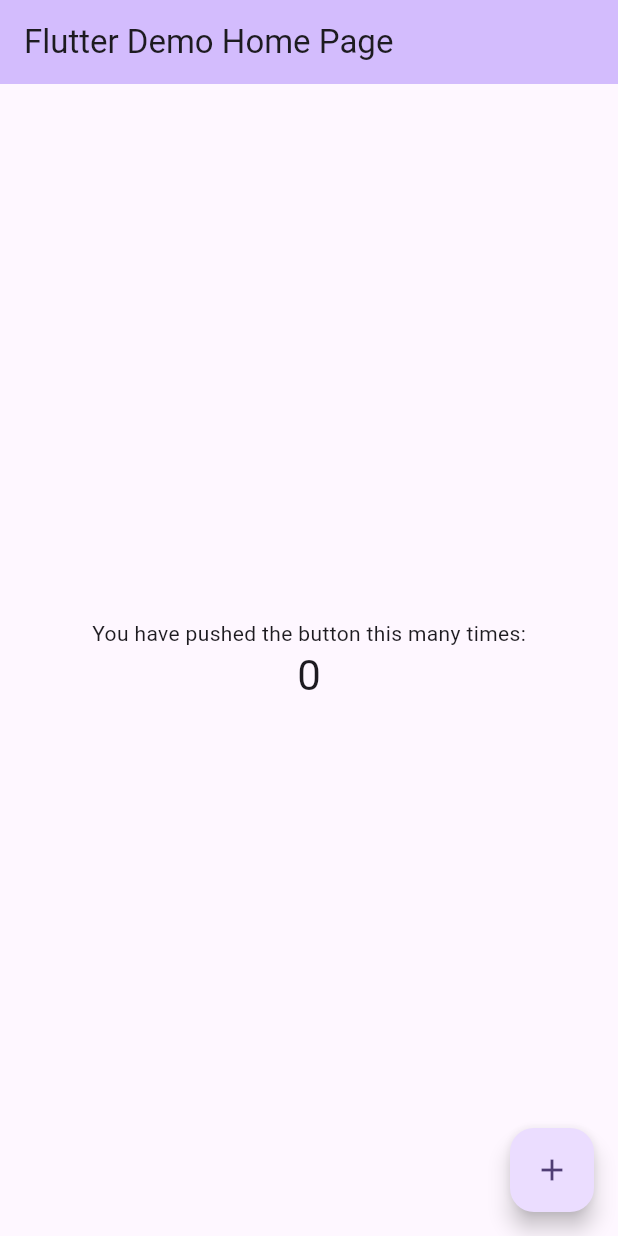
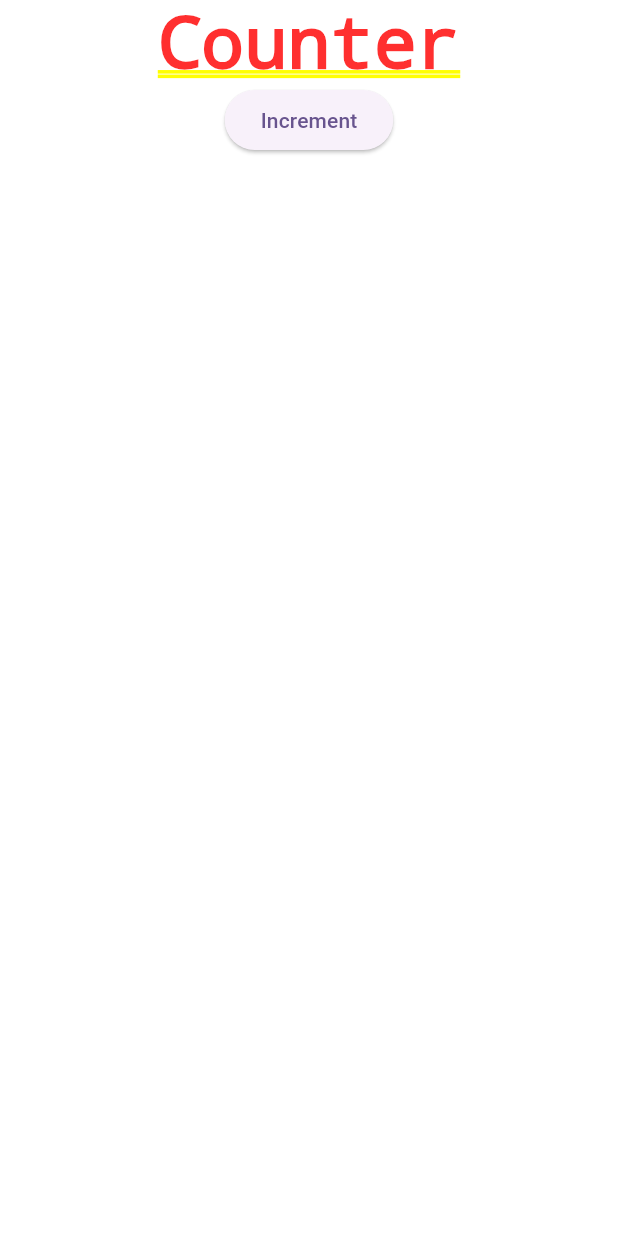
Before and after one commit to jenn-jk/counter, a Flutter app: the screen it shows after launch, on a phone screen of 412 x 824 dp. Run offline on Flutter 3.47's test engine with Material 3 defaults, Android fonts, the phone set to English and light mode, and no system bars.

Commit message:
created home page

```diff
--- a/lib/main.dart
+++ b/lib/main.dart
@@ -1,4 +1,5 @@
 import 'package:flutter/material.dart';
+import 'package:provider/provider.dart';
 
 void main() {
   runApp(const MyApp());
@@ -11,112 +12,30 @@ class MyApp extends StatelessWidget {
   @override
   Widget build(BuildContext context) {
     return MaterialApp(
-      title: 'Flutter Demo',
+      title: 'Counter App',
       theme: ThemeData(
-        // This is the theme of your application.
-        //
-        // TRY THIS: Try running your application with "flutter run". You'll see
-        // the application has a purple toolbar. Then, without quitting the app,
-        // try changing the seedColor in the colorScheme below to Colors.green
-        // and then invoke "hot reload" (save your changes or press the "hot
-        // reload" button in a Flutter-supported IDE, or press "r" if you used
-        // the command line to start the app).
-        //
-        // Notice that the counter didn't reset back to zero; the application
-        // state is not lost during the reload. To reset the state, use hot
-        // restart instead.
-        //
-        // This works for code too, not just values: Most code changes can be
-        // tested with just a hot reload.
         colorScheme: ColorScheme.fromSeed(seedColor: Colors.deepPurple),
       ),
-      home: const MyHomePage(title: 'Flutter Demo Home Page'),
+      home: CounterApp(),
     );
   }
 }
 
-class MyHomePage extends StatefulWidget {
-  const MyHomePage({super.key, required this.title});
-
-  // This widget is the home page of your application. It is stateful, meaning
-  // that it has a State object (defined below) that contains fields that affect
-  // how it looks.
-
-  // This class is the configuration for the state. It holds the values (in this
-  // case the title) provided by the parent (in this case the App widget) and
-  // used by the build method of the State. Fields in a Widget subclass are
-  // always marked "final".
-
-  final String title;
+class CounterApp extends StatefulWidget {
+  const CounterApp({super.key});
 
   @override
-  State<MyHomePage> createState() => _MyHomePageState();
+  State<CounterApp> createState() => _CounterAppState();
 }
 
-class _MyHomePageState extends State<MyHomePage> {
-  int _counter = 0;
-
-  void _incrementCounter() {
-    setState(() {
-      // This call to setState tells the Flutter framework that something has
-      // changed in this State, which causes it to rerun the build method below
-      // so that the display can reflect the updated values. If we changed
-      // _counter without calling setState(), then the build method would not be
-      // called again, and so nothing would appear to happen.
-      _counter++;
-    });
-  }
-
+class _CounterAppState extends State<CounterApp> {
   @override
   Widget build(BuildContext context) {
-    // This method is rerun every time setState is called, for instance as done
-    // by the _incrementCounter method above.
-    //
-    // The Flutter framework has been optimized to make rerunning build methods
-    // fast, so that you can just rebuild anything that needs updating rather
-    // than having to individually change instances of widgets.
-    return Scaffold(
-      appBar: AppBar(
-        // TRY THIS: Try changing the color here to a specific color (to
-        // Colors.amber, perhaps?) and trigger a hot reload to see the AppBar
-        // change color while the other colors stay the same.
-        backgroundColor: Theme.of(context).colorScheme.inversePrimary,
-        // Here we take the value from the MyHomePage object that was created by
-        // the App.build method, and use it to set our appbar title.
-        title: Text(widget.title),
-      ),
-      body: Center(
-        // Center is a layout widget. It takes a single child and positions it
-        // in the middle of the parent.
-        child: Column(
-          // Column is also a layout widget. It takes a list of children and
-          // arranges them vertically. By default, it sizes itself to fit its
-          // children horizontally, and tries to be as tall as its parent.
-          //
-          // Column has various properties to control how it sizes itself and
-          // how it positions its children. Here we use mainAxisAlignment to
-          // center the children vertically; the main axis here is the vertical
-          // axis because Columns are vertical (the cross axis would be
-          // horizontal).
-          //
-          // TRY THIS: Invoke "debug painting" (choose the "Toggle Debug Paint"
-          // action in the IDE, or press "p" in the console), to see the
-          // wireframe for each widget.
-          mainAxisAlignment: MainAxisAlignment.center,
-          children: <Widget>[
-            const Text('You have pushed the button this many times:'),
-            Text(
-              '$_counter',
-              style: Theme.of(context).textTheme.headlineMedium,
-            ),
-          ],
-        ),
-      ),
-      floatingActionButton: FloatingActionButton(
-        onPressed: _incrementCounter,
-        tooltip: 'Increment',
-        child: const Icon(Icons.add),
-      ), // This trailing comma makes auto-formatting nicer for build methods.
+    return Column(
+      children: [
+        Text("Counter"),
+        ElevatedButton(onPressed: () {}, child: Text("Increment")),
+      ],
     );
   }
 }
--- a/pubspec.yaml
+++ b/pubspec.yaml
@@ -34,6 +34,7 @@ dependencies:
   # The following adds the Cupertino Icons font to your application.
   # Use with the CupertinoIcons class for iOS style icons.
   cupertino_icons: ^1.0.8
+  provider: ^6.1.5
 
 dev_dependencies:
   flutter_test:
```
Also changed, not shown: pubspec.lock.
